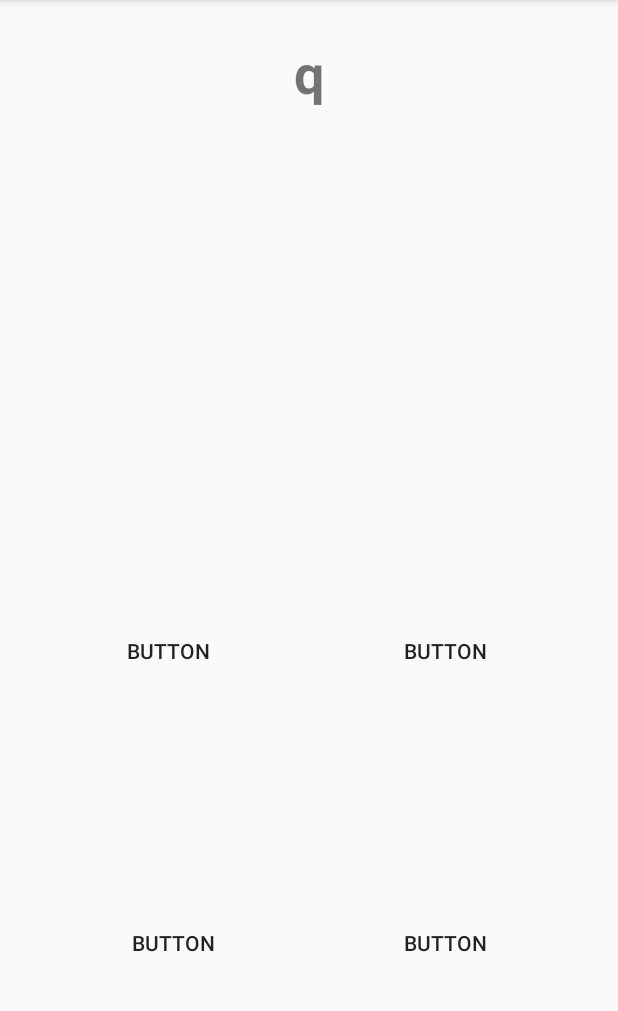
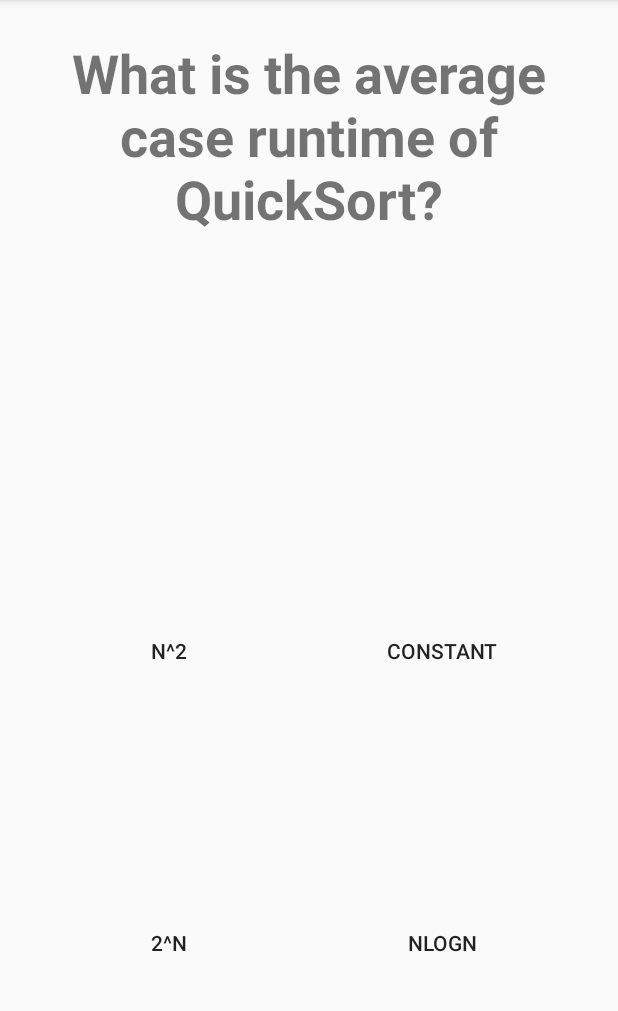
Before and after one commit to ZenghaoWang/Probation, an Android app: the TriviaGameActivity screen opened directly, with no data from a screen before it, on a phone screen of 412 x 824 dp, the part 84-1095 px from its top. Run offline under Robolectric (Android 15) with nearby library versions, the phone set to English and light mode, and no system bars.

Commit message:
Implemented a basic trivia game. Not complete, but it is working

```diff
--- a/phase1/app/src/main/AndroidManifest.xml
+++ b/phase1/app/src/main/AndroidManifest.xml
@@ -9,8 +9,10 @@
         android:roundIcon="@mipmap/ic_launcher_round"
         android:supportsRtl="true"
         android:theme="@style/AppTheme">
-        <activity android:name=".game.implementations.triviagame.TriviaGameActivity"
-            android:exported="true"></activity>
+        <activity android:name=".game.implementations.triviagame.TriviaScoreScreenActivity"></activity>
+        <activity
+            android:name=".game.implementations.triviagame.TriviaGameActivity"
+            android:exported="true" />
         <activity
             android:name=".ui.LoginActivity"
             android:label="Log In">
--- a/phase1/app/src/main/java/com/teamacademicprobation/probation/game/implementations/triviagame/Question.java
+++ b/phase1/app/src/main/java/com/teamacademicprobation/probation/game/implementations/triviagame/Question.java
@@ -6,6 +6,7 @@ import java.util.ArrayList;
  * Represents a single multiple-choice trivia question.
  * A questions has 4 possible answers, one of which is correct.
  */
+//TODO: Documentation
 class Question {
     private String question;
     private ArrayList<String> potentialAnswers;
@@ -13,30 +14,43 @@ class Question {
     /**
      * The index of the correct answer in potentialAnswers
      */
-    private int correctAnswerID;
+    private int correctAnswerIndex;
 
     /**
      * Constructs a question.
      *
      * @param question         The question.
      * @param potentialAnswers 4 potential answers.
-     * @param correctAnswerID  The index of the correct answer.
+     * @param correctAnswerIndex  The index of the correct answer.
      */
-    Question(String question, ArrayList<String> potentialAnswers, int correctAnswerID) {
+    Question(String question, ArrayList<String> potentialAnswers, int correctAnswerIndex) {
         this.question = question;
         this.potentialAnswers = potentialAnswers;
-        this.correctAnswerID = correctAnswerID;
+        this.correctAnswerIndex = correctAnswerIndex;
     }
+
 
     public String getQuestion() {
         return this.question;
     }
 
-    public ArrayList<String> getPotentialAnswers() {
-        return potentialAnswers;
+    public String getAnswer1() {
+        return this.potentialAnswers.get(0);
     }
 
-    public boolean isAnswerCorrect(int guess) {
-        return guess == correctAnswerID;
+    public String getAnswer2() {
+        return this.potentialAnswers.get(1);
+    }
+
+    public String getAnswer3() {
+        return this.potentialAnswers.get(2);
+    }
+
+    public String getAnswer4() {
+        return this.potentialAnswers.get(3);
+    }
+
+    public boolean isAnswerCorrect(String guess) {
+        return guess.equals(potentialAnswers.get(correctAnswerIndex));
     }
 }
--- /dev/null
+++ b/phase1/app/src/main/java/com/teamacademicprobation/probation/game/implementations/triviagame/TriviaGame.java
@@ -0,0 +1,68 @@
+package com.teamacademicprobation.probation.game.implementations.triviagame;
+
+//TODO: Documentation
+public class TriviaGame {
+    private boolean finished;
+    private Question currentQuestion;
+    private QuestionManager questionManager;
+    private int numQuestionsAnswered;
+    private int numQuestionsAnsweredCorrectly;
+
+    public TriviaGame() {
+        finished = false;
+        questionManager = new QuestionManager();
+        numQuestionsAnswered = 0;
+        numQuestionsAnsweredCorrectly = 0;
+    }
+
+    public int getNumQuestionsAnswered() {
+        return numQuestionsAnswered;
+    }
+
+    public int getNumQuestionsAnsweredCorrectly() {
+        return numQuestionsAnsweredCorrectly;
+    }
+
+    /**
+     * Calls questionmanager to get a new question.
+     */
+    public void updateQuestion() {
+        try {
+            currentQuestion = questionManager.getRandomQuestion();
+        } catch (OutOfQuestionsException e) {
+            finished = true;
+        }
+    }
+
+    public String getQuestion() {
+        return currentQuestion.getQuestion();
+    }
+
+    public String getAnswer1() {
+        return currentQuestion.getAnswer1();
+    }
+
+    public String getAnswer2() {
+        return currentQuestion.getAnswer2();
+    }
+
+    public String getAnswer3() {
+        return currentQuestion.getAnswer3();
+    }
+
+    public String getAnswer4() {
+        return currentQuestion.getAnswer4();
+    }
+
+
+    public void answerQuestion(String answer) {
+        numQuestionsAnswered += 1;
+        if (currentQuestion.isAnswerCorrect(answer)) {
+            numQuestionsAnsweredCorrectly += 1;
+        }
+    }
+
+    public boolean isFinished() {
+        return finished;
+    }
+}
--- a/phase1/app/src/main/java/com/teamacademicprobation/probation/game/implementations/triviagame/TriviaGameActivity.java
+++ b/phase1/app/src/main/java/com/teamacademicprobation/probation/game/implementations/triviagame/TriviaGameActivity.java
@@ -1,6 +1,8 @@
 package com.teamacademicprobation.probation.game.implementations.triviagame;
 
+import android.content.Intent;
 import android.os.Bundle;
+import android.view.View;
 import android.widget.Button;
 import android.widget.TextView;
 
@@ -8,21 +10,81 @@ import androidx.appcompat.app.AppCompatActivity;
 
 import com.teamacademicprobation.probation.R;
 
+//TODO: Documentation
 public class TriviaGameActivity extends AppCompatActivity {
+    private TriviaGame triviaGame;
+    private Button answer1;
+    private Button answer2;
+    private Button answer3;
+    private Button answer4;
+    private TextView question;
+
+    /*
+    TODO: Add these 2 views to xml
+     */
+    private int numQuestionsAnswered;
+    private int numQuestionsAnsweredCorrectly;
+
 
     protected void onCreate(Bundle savedInstanceState) {
         super.onCreate(savedInstanceState);
         setContentView(R.layout.activity_trivia_game);
 
-        Button answer1 = findViewById(R.id.answer1);
-        Button answer2 = findViewById(R.id.answer2);
-        Button answer3 = findViewById(R.id.answer3);
-        Button answer4 = findViewById(R.id.answer4);
-        TextView question = findViewById(R.id.question);
+        answer1 = findViewById(R.id.answer1);
+        answer2 = findViewById(R.id.answer2);
+        answer3 = findViewById(R.id.answer3);
+        answer4 = findViewById(R.id.answer4);
+        question = findViewById(R.id.question);
 
+        triviaGame = new TriviaGame();
+        updateQuestion();
+    }
 
+    private void updateQuestion() {
+        triviaGame.updateQuestion();
+        if (triviaGame.isFinished()) {
+            scoreScreen();
+        } else {
+            /*
+            TODO
+            Update values of question, answer1, 2, 3, 4
+             */
+            this.question.setText(triviaGame.getQuestion());
+            this.answer1.setText(triviaGame.getAnswer1());
+            this.answer2.setText(triviaGame.getAnswer2());
+            this.answer3.setText(triviaGame.getAnswer3());
+            this.answer4.setText(triviaGame.getAnswer4());
 
+        }
+    }
 
+    /**
+     * Evaluate whether the answer is correct and update the score accordingly.
+     *
+     * @param view The answer that was clicked.
+     */
+    public void onClick(View view) {
+
+        //TODO: CaSTiNG iS BAd
+        String answer = ((Button) view).getText().toString();
+        triviaGame.answerQuestion(answer);
+        updateScore();
+        updateQuestion();
+    }
+
+    private void updateScore() {
+        numQuestionsAnswered = triviaGame.getNumQuestionsAnswered();
+        numQuestionsAnsweredCorrectly = triviaGame.getNumQuestionsAnsweredCorrectly();
+    }
+
+    /**
+     * When all questions have been answered, head to the results screen.
+     */
+    private void scoreScreen() {
+        Intent intent = new Intent(this, TriviaScoreScreenActivity.class);
+        //TODO: Give intent score and total questions
+
+        startActivity(intent);
     }
 
 
--- a/phase1/app/src/main/res/layout/activity_trivia_game.xml
+++ b/phase1/app/src/main/res/layout/activity_trivia_game.xml
@@ -42,7 +42,8 @@
                 android:layout_width="match_parent"
                 android:layout_height="match_parent"
                 android:layout_weight="1"
-                android:text="Button  " />
+                android:onClick="onClick"
+                android:text="@string/potential_answer" />
 
             <Button
                 android:id="@+id/answer2"
@@ -50,7 +51,8 @@
                 android:layout_width="match_parent"
                 android:layout_height="match_parent"
                 android:layout_weight="1"
-                android:text="Button" />
+                android:onClick="onClick"
+                android:text="@string/potential_answer" />
         </TableRow>
 
         <TableRow
@@ -64,7 +66,8 @@
                 android:layout_width="wrap_content"
                 android:layout_height="match_parent"
                 android:layout_weight="1"
-                android:text="Button" />
+                android:onClick="onClick"
+                android:text="@string/potential_answer" />
 
             <Button
                 android:id="@+id/answer4"
@@ -72,7 +75,8 @@
                 android:layout_width="wrap_content"
                 android:layout_height="match_parent"
                 android:layout_weight="1"
-                android:text="Button" />
+                android:onClick="onClick"
+                android:text="@string/potential_answer" />
         </TableRow>
     </TableLayout>
 </androidx.constraintlayout.widget.ConstraintLayout>
--- a/phase1/app/src/main/res/values/strings.xml
+++ b/phase1/app/src/main/res/values/strings.xml
@@ -10,5 +10,6 @@
     <string name="invalid_username">Not a valid username</string>
     <string name="invalid_password">Password must be >5 characters</string>
     <string name="login_failed">"Login failed"</string>
-    <string name="current_question">q</string>
+    <string name="current_question">No current question</string>
+    <string name="potential_answer">\?</string>
 </resources>
```
Also changed, not shown: phase1/app/src/main/java/com/teamacademicprobation/probation/game/implementations/triviagame/TriviaScoreScreenActivity.java (added, +16 -0 lines), phase1/app/src/main/res/layout/activity_trivia_score_screen.xml (added, +9 -0 lines).
